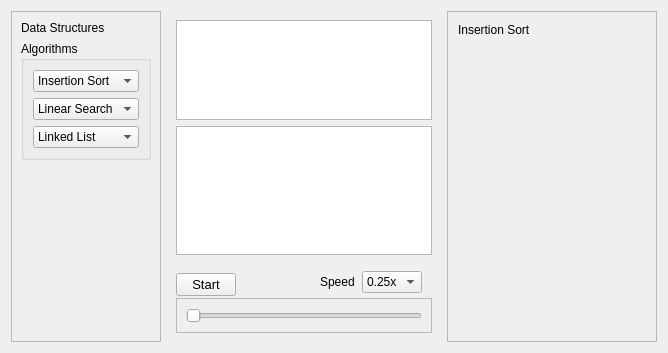
The window that form.ui (Binaya764/DSA-Visualizer) describes before a commit, drawn with Qt 5.
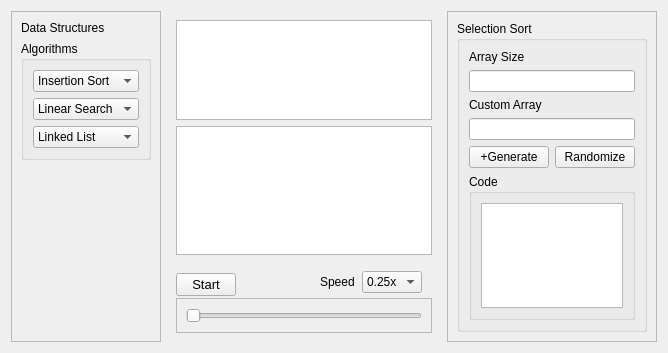
The same window after the commit. The open tabs and pages were chosen to show the change.

Commit message: Selection sort UI created

The edit to the form file:
```diff
--- a/form.ui
+++ b/form.ui
@@ -406,19 +406,91 @@
         </layout>
        </widget>
        <widget class="QWidget" name="Selection_sort">
-        <widget class="QLabel" name="label_5">
-         <property name="geometry">
-          <rect>
-           <x>10</x>
-           <y>10</y>
-           <width>191</width>
-           <height>16</height>
-          </rect>
-         </property>
-         <property name="text">
-          <string>Insertion Sort</string>
-         </property>
-        </widget>
+        <layout class="QHBoxLayout" name="horizontalLayout_5">
+         <item>
+          <layout class="QVBoxLayout" name="verticalLayout_19">
+           <item>
+            <widget class="QGroupBox" name="groupBox_4">
+             <property name="title">
+              <string>Selection Sort</string>
+             </property>
+             <layout class="QVBoxLayout" name="verticalLayout_21">
+              <item>
+               <layout class="QVBoxLayout" name="verticalLayout_20">
+                <item>
+                 <widget class="QLabel" name="label_5">
+                  <property name="maximumSize">
+                   <size>
+                    <width>16777215</width>
+                    <height>16</height>
+                   </size>
+                  </property>
+                  <property name="text">
+                   <string>Array Size</string>
+                  </property>
+                 </widget>
+                </item>
+                <item>
+                 <widget class="QLineEdit" name="size_array_lineEdit_SelectionSort"/>
+                </item>
+                <item>
+                 <widget class="QLabel" name="label_12">
+                  <property name="maximumSize">
+                   <size>
+                    <width>16777215</width>
+                    <height>16</height>
+                   </size>
+                  </property>
+                  <property name="text">
+                   <string>Custom Array</string>
+                  </property>
+                 </widget>
+                </item>
+                <item>
+                 <widget class="QLineEdit" name="CArray_lineEdit_SelectionSort"/>
+                </item>
+                <item>
+                 <layout class="QHBoxLayout" name="horizontalLayout_6">
+                  <item>
+                   <widget class="QPushButton" name="BtnGenerate_SelectionSort">
+                    <property name="text">
+                     <string>+Generate</string>
+                    </property>
+                   </widget>
+                  </item>
+                  <item>
+                   <widget class="QPushButton" name="BtnRandomize_SelectionSort">
+                    <property name="text">
+                     <string>Randomize</string>
+                    </property>
+                   </widget>
+                  </item>
+                 </layout>
+                </item>
+                <item>
+                 <widget class="QGroupBox" name="groupBox_5">
+                  <property name="title">
+                   <string>Code</string>
+                  </property>
+                  <layout class="QVBoxLayout" name="verticalLayout_23">
+                   <item>
+                    <layout class="QVBoxLayout" name="verticalLayout_22">
+                     <item>
+                      <widget class="QGraphicsView" name="code_graphicsView_SSort"/>
+                     </item>
+                    </layout>
+                   </item>
+                  </layout>
+                 </widget>
+                </item>
+               </layout>
+              </item>
+             </layout>
+            </widget>
+           </item>
+          </layout>
+         </item>
+        </layout>
        </widget>
        <widget class="QWidget" name="Linear_search">
         <widget class="QLabel" name="label_6">
```
Left out of the diff: 2 changed lines with no effect on the pictures. The commit also changes 4 other files.
